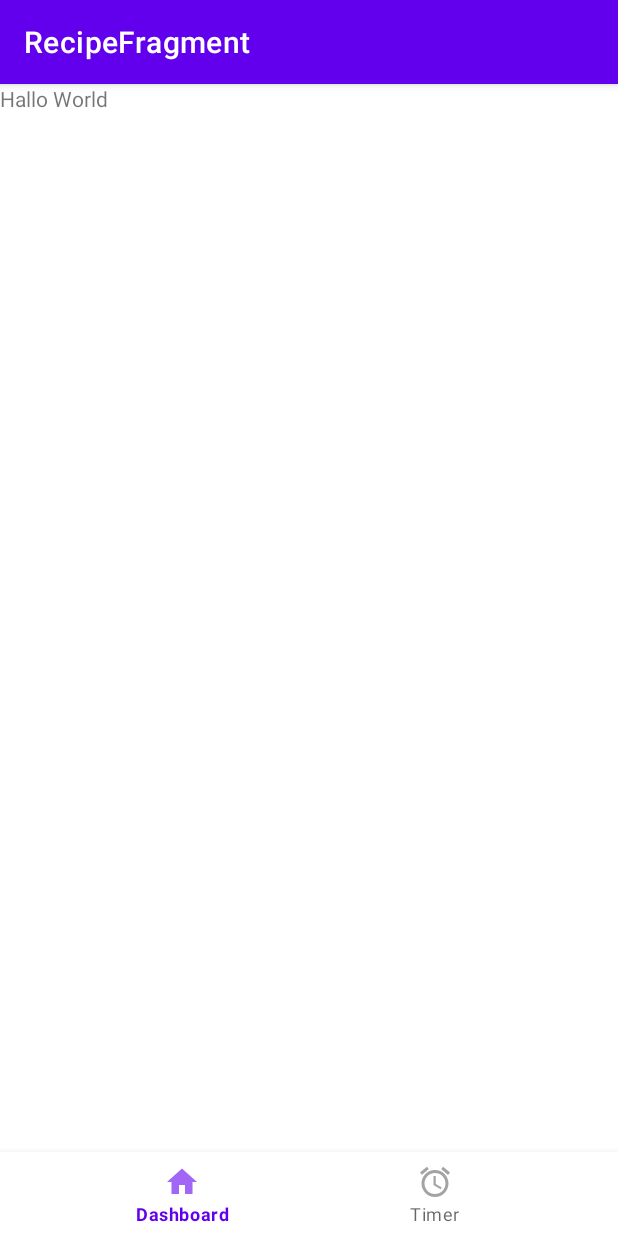
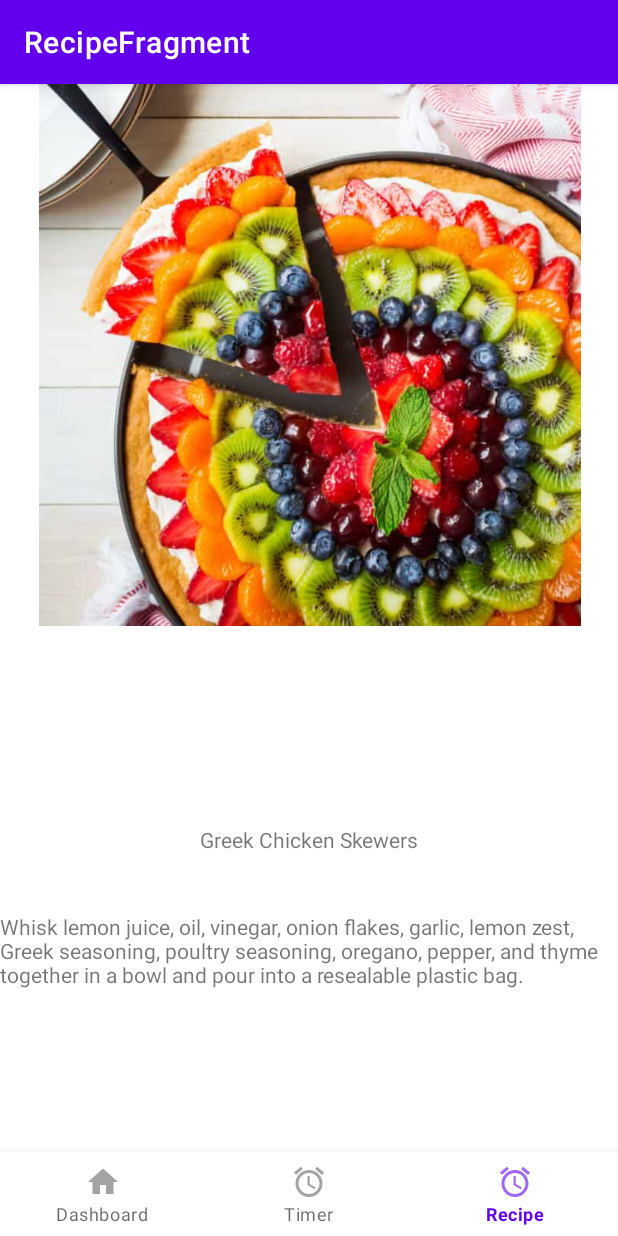
Before and after one commit to fh-erfurt/OnlyOneEgg, an Android app: the RecipeFragment screen opened through its navigation route, on a phone screen of 412 x 824 dp. Run offline under Robolectric (Android 15) with nearby library versions, the phone set to English and light mode, and no system bars; our stand-ins replace data binding, navigation-ui.

Commit message:
the first Recipe Design closes#4

```diff
--- a/app/src/main/java/de/fherfurt/onlyoneegg/recipe/RecipeViewModel.kt
+++ b/app/src/main/java/de/fherfurt/onlyoneegg/recipe/RecipeViewModel.kt
@@ -5,6 +5,9 @@ import androidx.lifecycle.AndroidViewModel
 
 class RecipeViewModel (application: Application): AndroidViewModel(application) {
 
-   // val recipe ="test"
+    val recipeName ="Greek Chicken Skewers"
+
+    val recipe ="Whisk lemon juice, oil, vinegar, onion flakes, garlic, lemon zest, Greek seasoning," +
+            " poultry seasoning, oregano, pepper, and thyme together in a bowl and pour into a resealable plastic bag."
 
 }
--- a/app/src/main/res/layout/fragment_recipe.xml
+++ b/app/src/main/res/layout/fragment_recipe.xml
@@ -16,11 +16,37 @@
 
 
         <TextView
-            android:id="@+id/Test"
+            android:id="@+id/recipeName"
             android:layout_width="wrap_content"
             android:layout_height="wrap_content"
-            android:text="Hallo World"
-            tools:layout_editor_absoluteX="156dp"
-            tools:layout_editor_absoluteY="283dp" />
+            android:text="@{recipeViewModel.recipeName}"
+            app:layout_constraintBottom_toBottomOf="parent"
+            app:layout_constraintEnd_toEndOf="parent"
+            app:layout_constraintStart_toStartOf="parent"
+            app:layout_constraintTop_toTopOf="parent"
+            app:layout_constraintVertical_bias="0.65999997" />
+
+        <ImageView
+            android:id="@+id/imageView2"
+            android:layout_width="413dp"
+            android:layout_height="361dp"
+            android:contentDescription="@string/recipeImage"
+            android:src="@drawable/dessert"
+            app:layout_constraintBottom_toBottomOf="parent"
+            app:layout_constraintEnd_toEndOf="parent"
+            app:layout_constraintStart_toStartOf="parent"
+            app:layout_constraintTop_toTopOf="parent"
+            app:layout_constraintVertical_bias="0.0" />
+
+        <TextView
+            android:id="@+id/recipe"
+            android:layout_width="wrap_content"
+            android:layout_height="wrap_content"
+            android:text="@{recipeViewModel.recipe}"
+            app:layout_constraintBottom_toBottomOf="parent"
+            app:layout_constraintEnd_toEndOf="parent"
+            app:layout_constraintStart_toStartOf="parent"
+            app:layout_constraintTop_toTopOf="parent"
+            app:layout_constraintVertical_bias="0.77" />
     </androidx.constraintlayout.widget.ConstraintLayout>
 </layout>
--- a/app/src/main/res/menu/bottom_nav_menu.xml
+++ b/app/src/main/res/menu/bottom_nav_menu.xml
@@ -11,4 +11,9 @@
         android:icon="@drawable/ic_action_timer"
         android:title="@string/title_timer" />
 
+    <item
+        android:id="@+id/recipeFragment"
+        android:icon="@drawable/ic_action_timer"
+        android:title="Recipe" />
+
 </menu>
--- a/app/src/main/res/values/strings.xml
+++ b/app/src/main/res/values/strings.xml
@@ -6,4 +6,5 @@
     <string name="title_dashboard">Dashboard</string>
     <string name="timer_start">Start</string>
     <string name="timer_pause">Pause</string>
+    <string name="recipeImage">CHECKEN</string>
 </resources>
```
